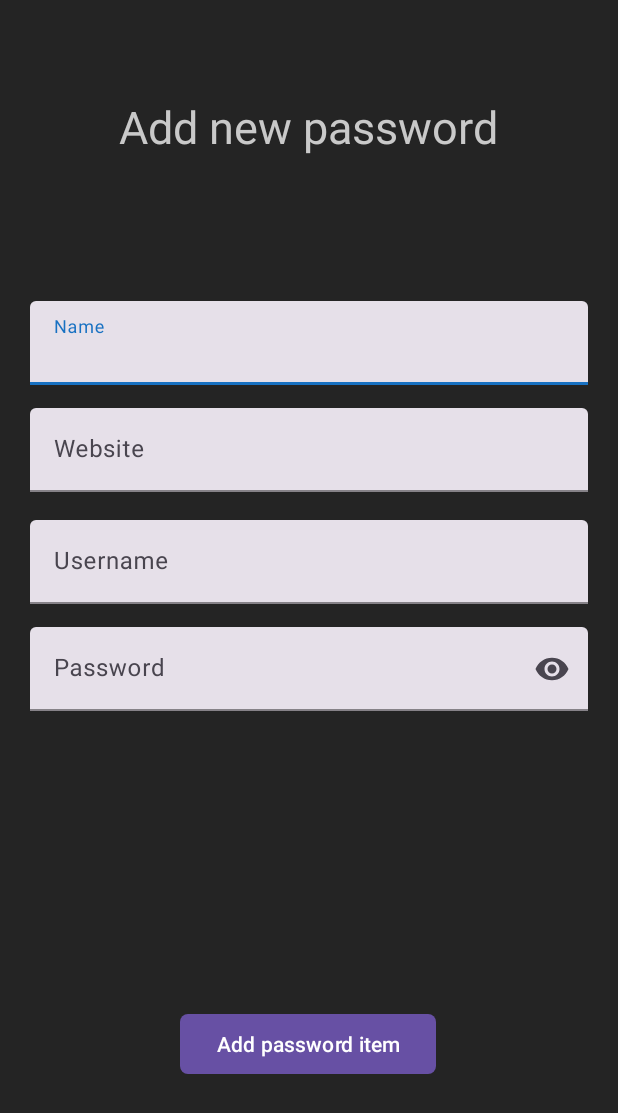
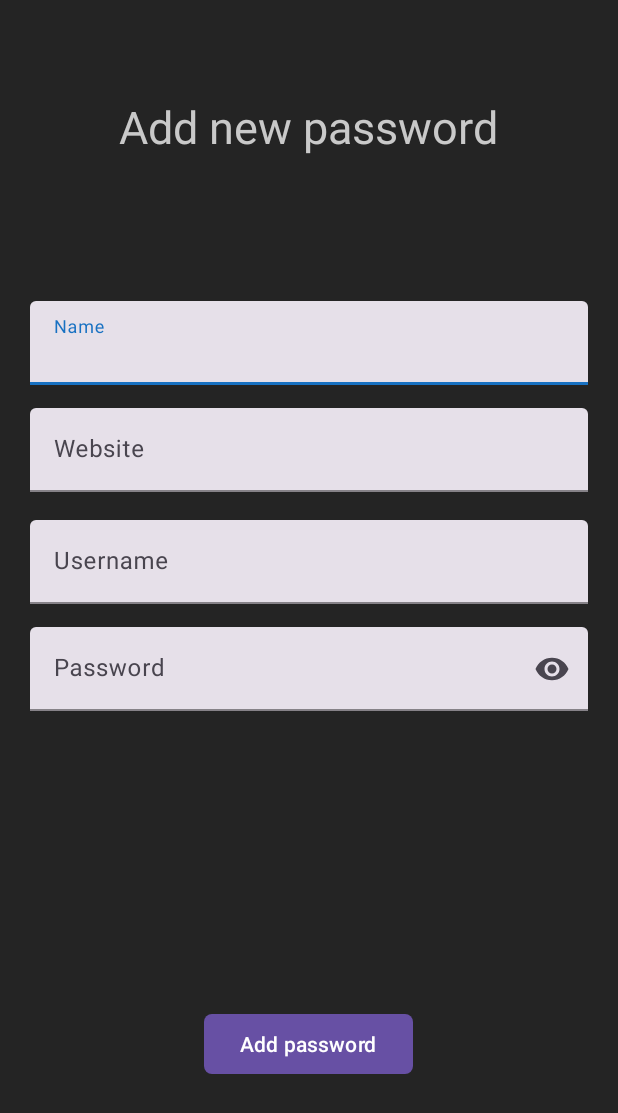
Before and after one commit to hypertensiune/Passknight, an Android app: the fragment PasswordItemForm shown on its own in the app's theme, on a phone screen of 412 x 824 dp. Shown: the top 1113 px of the screen. Run offline under Robolectric (Android 15) with nearby library versions, the phone set to English and light mode, and no system bars; our stand-ins replace data binding; 2 statements that could not run were skipped.

Commit message:
Add password form

```diff
--- a/android/app/src/main/java/com/example/passknight/fragments/PasswordForm.kt
+++ b/android/app/src/main/java/com/example/passknight/fragments/PasswordItemForm.kt
@@ -12,7 +12,7 @@ import com.example.passknight.R
 import com.example.passknight.databinding.FragmentPasswordItemFormBinding
 import com.example.passknight.viewmodels.VaultViewModel
 
-class PasswordForm : Fragment() {
+class PasswordItemForm : Fragment() {
 
     private lateinit var binding: FragmentPasswordItemFormBinding
 
--- a/android/app/src/main/java/com/example/passknight/viewmodels/VaultViewModel.kt
+++ b/android/app/src/main/java/com/example/passknight/viewmodels/VaultViewModel.kt
@@ -51,12 +51,9 @@ class VaultViewModel(private val navController: NavController) : ViewModel() {
                 // Navigate back to the passwords tab
                 navController.popBackStack()
             } else {
-                // Disable the loading screen and display a message
-                // notifying the user there was an error
                 loadingScreen.postValue(false)
                 toastMessage.postValue("There was an error adding the new password item to firebase!")
 
-                // Clear all data
                 passwordItem.name = ""
                 passwordItem.website = ""
                 passwordItem.username = ""
--- a/android/app/src/main/res/layout/fragment_password_item_form.xml
+++ b/android/app/src/main/res/layout/fragment_password_item_form.xml
@@ -174,7 +174,7 @@
                 android:layout_height="wrap_content"
                 android:layout_marginTop="94dp"
                 android:onClick="@{viewModel::addNewPasswordItem}"
-                android:text="Add password item"
+                android:text="Add password"
                 app:cornerRadius="5dp"
                 app:layout_constraintBottom_toBottomOf="parent"
                 app:layout_constraintEnd_toEndOf="parent"
```
